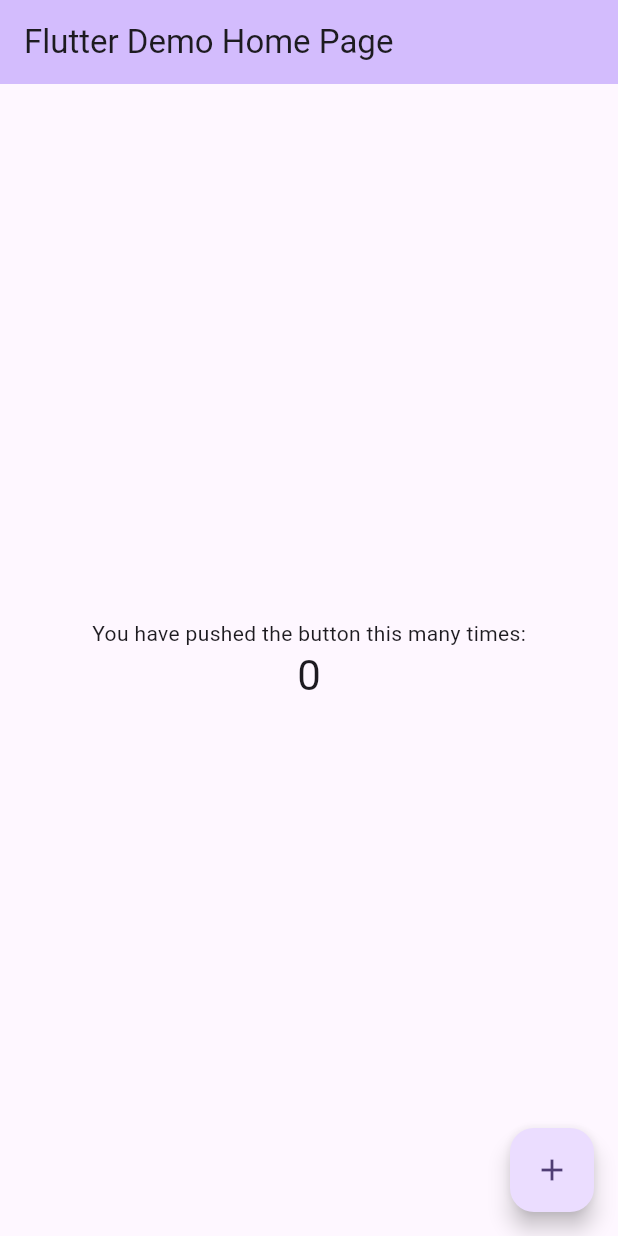
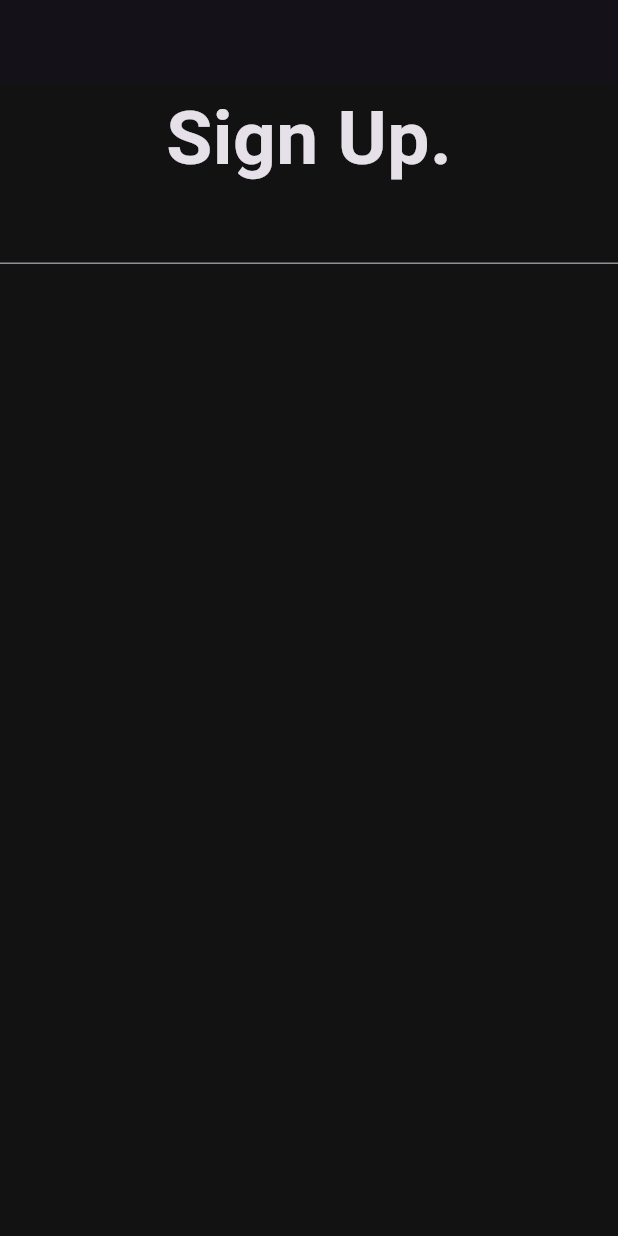
Before and after one commit to ermakgithub/Spotify-client, a Flutter app: the screen it shows after launch, on a phone screen of 412 x 824 dp. Run offline on Flutter 3.47's test engine with Material 3 defaults, Android fonts, the phone set to English and light mode, and no system bars.

Commit message:
Signup text and Custom Field

```diff
--- /dev/null
+++ b/lib/core/theme/app_pallete.dart
@@ -0,0 +1,20 @@
+import 'package:flutter/material.dart';
+
+class Pallete {
+  static const cardColor = Color.fromRGBO(30, 30, 30, 1);
+  static const greenColor = Colors.green;
+  static const subtitleText = Color(0xffa7a7a7);
+  static const inactiveBottomBarItemColor = Color(0xffababab);
+
+  static const Color backgroundColor = Color.fromRGBO(18, 18, 18, 1);
+  static const Color gradient1 = Color.fromRGBO(187, 63, 221, 1);
+  static const Color gradient2 = Color.fromRGBO(251, 109, 169, 1);
+  static const Color gradient3 = Color.fromRGBO(255, 159, 124, 1);
+  static const Color borderColor = Color.fromRGBO(52, 51, 67, 1);
+  static const Color whiteColor = Colors.white;
+  static const Color greyColor = Colors.grey;
+  static const Color errorColor = Colors.redAccent;
+  static const Color transparentColor = Colors.transparent;
+
+  static const Color inactiveSeekColor = Colors.white38;
+}
--- /dev/null
+++ b/lib/core/theme/theme.dart
@@ -0,0 +1,9 @@
+import 'package:client/core/theme/app_pallete.dart';
+import 'package:flutter/material.dart';
+
+class AppTheme {
+  static final darkThemeMode = ThemeData.dark().copyWith(
+    scaffoldBackgroundColor: Pallete.backgroundColor,
+    inputDecorationTheme: InputDecorationTheme(),
+  );
+}
--- /dev/null
+++ b/lib/core/widgets/custom_field.dart
@@ -0,0 +1,10 @@
+import 'package:flutter/material.dart';
+
+class CustomField extends StatelessWidget {
+  const CustomField({super.key});
+
+  @override
+  Widget build(BuildContext context) {
+    return TextFormField(decoration: InputDecoration());
+  }
+}
--- /dev/null
+++ b/lib/features/auth/view/pages/signup_page.dart
@@ -0,0 +1,27 @@
+import 'package:flutter/material.dart';
+import 'package:client/core/widgets/custom_field.dart';
+
+class SignupPage extends StatefulWidget {
+  const SignupPage({super.key});
+
+  @override
+  State<SignupPage> createState() => _SignupPageState();
+}
+
+class _SignupPageState extends State<SignupPage> {
+  @override
+  Widget build(BuildContext context) {
+    return Scaffold(
+      appBar: AppBar(),
+      body: Column(
+        children: [
+          const Text(
+            'Sign Up.',
+            style: TextStyle(fontSize: 50, fontWeight: FontWeight.bold),
+          ),
+          CustomField(),
+        ],
+      ),
+    );
+  }
+}
--- a/lib/main.dart
+++ b/lib/main.dart
@@ -1,3 +1,5 @@
+import 'package:client/core/theme/theme.dart';
+import 'package:client/features/auth/view/pages/signup_page.dart';
 import 'package:flutter/material.dart';
 
 void main() {
@@ -12,111 +14,8 @@ class MyApp extends StatelessWidget {
   Widget build(BuildContext context) {
     return MaterialApp(
       title: 'Flutter Demo',
-      theme: ThemeData(
-        // This is the theme of your application.
-        //
-        // TRY THIS: Try running your application with "flutter run". You'll see
-        // the application has a purple toolbar. Then, without quitting the app,
-        // try changing the seedColor in the colorScheme below to Colors.green
-        // and then invoke "hot reload" (save your changes or press the "hot
-        // reload" button in a Flutter-supported IDE, or press "r" if you used
-        // the command line to start the app).
-        //
-        // Notice that the counter didn't reset back to zero; the application
-        // state is not lost during the reload. To reset the state, use hot
-        // restart instead.
-        //
-        // This works for code too, not just values: Most code changes can be
-        // tested with just a hot reload.
-        colorScheme: ColorScheme.fromSeed(seedColor: Colors.deepPurple),
-      ),
-      home: const MyHomePage(title: 'Flutter Demo Home Page'),
+      theme: AppTheme.darkThemeMode,
+      home: const SignupPage(),
     );
   }
 }
-
-class MyHomePage extends StatefulWidget {
-  const MyHomePage({super.key, required this.title});
-
-  // This widget is the home page of your application. It is stateful, meaning
-  // that it has a State object (defined below) that contains fields that affect
-  // how it looks.
-
-  // This class is the configuration for the state. It holds the values (in this
-  // case the title) provided by the parent (in this case the App widget) and
-  // used by the build method of the State. Fields in a Widget subclass are
-  // always marked "final".
-
-  final String title;
-
-  @override
-  State<MyHomePage> createState() => _MyHomePageState();
-}
-
-class _MyHomePageState extends State<MyHomePage> {
-  int _counter = 0;
-
-  void _incrementCounter() {
-    setState(() {
-      // This call to setState tells the Flutter framework that something has
-      // changed in this State, which causes it to rerun the build method below
-      // so that the display can reflect the updated values. If we changed
-      // _counter without calling setState(), then the build method would not be
-      // called again, and so nothing would appear to happen.
-      _counter++;
-    });
-  }
-
-  @override
-  Widget build(BuildContext context) {
-    // This method is rerun every time setState is called, for instance as done
-    // by the _incrementCounter method above.
-    //
-    // The Flutter framework has been optimized to make rerunning build methods
-    // fast, so that you can just rebuild anything that needs updating rather
-    // than having to individually change instances of widgets.
-    return Scaffold(
-      appBar: AppBar(
-        // TRY THIS: Try changing the color here to a specific color (to
-        // Colors.amber, perhaps?) and trigger a hot reload to see the AppBar
-        // change color while the other colors stay the same.
-        backgroundColor: Theme.of(context).colorScheme.inversePrimary,
-        // Here we take the value from the MyHomePage object that was created by
-        // the App.build method, and use it to set our appbar title.
-        title: Text(widget.title),
-      ),
-      body: Center(
-        // Center is a layout widget. It takes a single child and positions it
-        // in the middle of the parent.
-        child: Column(
-          // Column is also a layout widget. It takes a list of children and
-          // arranges them vertically. By default, it sizes itself to fit its
-          // children horizontally, and tries to be as tall as its parent.
-          //
-          // Column has various properties to control how it sizes itself and
-          // how it positions its children. Here we use mainAxisAlignment to
-          // center the children vertically; the main axis here is the vertical
-          // axis because Columns are vertical (the cross axis would be
-          // horizontal).
-          //
-          // TRY THIS: Invoke "debug painting" (choose the "Toggle Debug Paint"
-          // action in the IDE, or press "p" in the console), to see the
-          // wireframe for each widget.
-          mainAxisAlignment: MainAxisAlignment.center,
-          children: <Widget>[
-            const Text('You have pushed the button this many times:'),
-            Text(
-              '$_counter',
-              style: Theme.of(context).textTheme.headlineMedium,
-            ),
-          ],
-        ),
-      ),
-      floatingActionButton: FloatingActionButton(
-        onPressed: _incrementCounter,
-        tooltip: 'Increment',
-        child: const Icon(Icons.add),
-      ), // This trailing comma makes auto-formatting nicer for build methods.
-    );
-  }
-}
```
